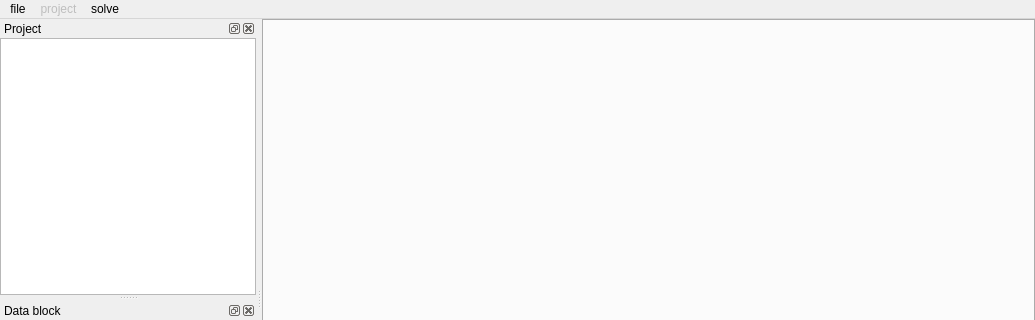
Before: the Qt Designer form mainwindow.ui in french-paragon/steviapp, drawn with Qt 5; both pictures show x 0 to 1035 and y 0 to 320 of the 1035 by 599 pixel window.
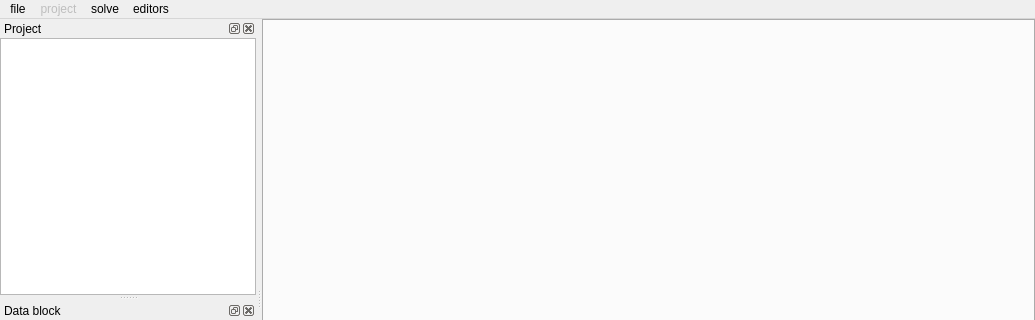
After: the same form once the commit is applied.

Patch:
```diff
--- a/mainwindow.ui
+++ b/mainwindow.ui
@@ -45,7 +45,7 @@
      <x>0</x>
      <y>0</y>
      <width>1035</width>
-     <height>20</height>
+     <height>22</height>
     </rect>
    </property>
    <widget class="QMenu" name="menufile">
@@ -86,9 +86,16 @@
     <addaction name="actionsolve_sparse"/>
     <addaction name="actionsolve_stereo_rig"/>
    </widget>
+   <widget class="QMenu" name="menueditors">
+    <property name="title">
+     <string>editors</string>
+    </property>
+    <addaction name="actionopen_Sparse_solution_editor"/>
+   </widget>
    <addaction name="menufile"/>
    <addaction name="menuproject"/>
    <addaction name="menusolve"/>
+   <addaction name="menueditors"/>
   </widget>
   <widget class="QStatusBar" name="statusbar"/>
   <widget class="QDockWidget" name="projectDockWidget">
```
Left out of the diff: 5 changed lines with no effect on the pictures.
